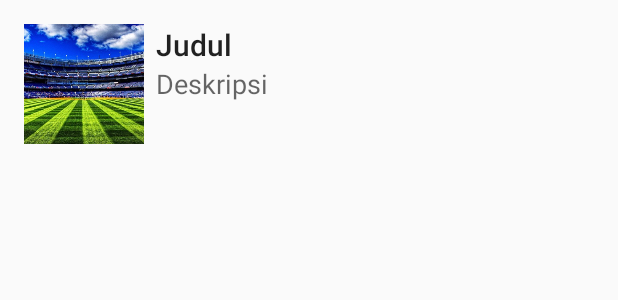
After one commit to fajaryudha/FootballUpdate, an Android app: the layout item_list.xml on its own in the app's theme, with its tools: preview values and no code run, on a phone screen of 412 x 824 dp. The commit adds this screen. Shown: the top 300 px of the screen. Run offline under Robolectric (Android 15) with nearby library versions, the phone set to English and light mode, and no system bars.

Commit message:
commit 1

```diff
--- /dev/null
+++ b/app/src/main/res/layout/item_list.xml
@@ -0,0 +1,41 @@
+<?xml version="1.0" encoding="utf-8"?>
+<RelativeLayout xmlns:android="http://schemas.android.com/apk/res/android"
+    xmlns:tools="http://schemas.android.com/tools"
+    android:layout_width="match_parent"
+    android:layout_height="wrap_content"
+    android:background="?android:attr/selectableItemBackground"
+    android:padding="16dp">
+
+    <ImageView
+        android:id="@+id/ImageView"
+        android:layout_width="80dp"
+        android:layout_height="80dp"
+        android:scaleType="centerCrop"
+        tools:src="@drawable/background" />
+
+    <TextView
+        android:id="@+id/textViewJudul"
+        android:layout_width="match_parent"
+        android:layout_height="wrap_content"
+        android:layout_alignParentTop="true"
+        android:layout_marginLeft="8dp"
+        android:layout_marginStart="8dp"
+        android:layout_toRightOf="@+id/ImageView"
+        android:ellipsize="end"
+        android:maxLines="1"
+        android:textAppearance="@style/TextAppearance.AppCompat.Title"
+        tools:text="Judul" />
+
+    <TextView
+        android:id="@+id/textViewDeskripsi"
+        android:layout_width="match_parent"
+        android:layout_height="wrap_content"
+        android:layout_alignLeft="@id/textViewJudul"
+        android:layout_alignStart="@id/textViewJudul"
+        android:layout_below="@+id/textViewJudul"
+        android:ellipsize="end"
+        android:maxLines="2"
+        android:textAppearance="@style/TextAppearance.AppCompat.Medium"
+        tools:text="Deskripsi" />
+
+</RelativeLayout>
```
Also changed, not shown: app/src/main/java/id/sch/smktelkom_mlg/xirpl302112029/footballupdate/LiveScore.java (+55 -8 lines), app/src/main/java/id/sch/smktelkom_mlg/xirpl302112029/footballupdate/adapter/FootballAdapter.java (added, +64 -0 lines), app/src/main/java/id/sch/smktelkom_mlg/xirpl302112029/footballupdate/model/Football.java (added, +19 -0 lines), app/src/main/res/layout/livescore.xml (+10 -10 lines), app/src/main/res/values/arrays.xml (added, +90 -0 lines).
